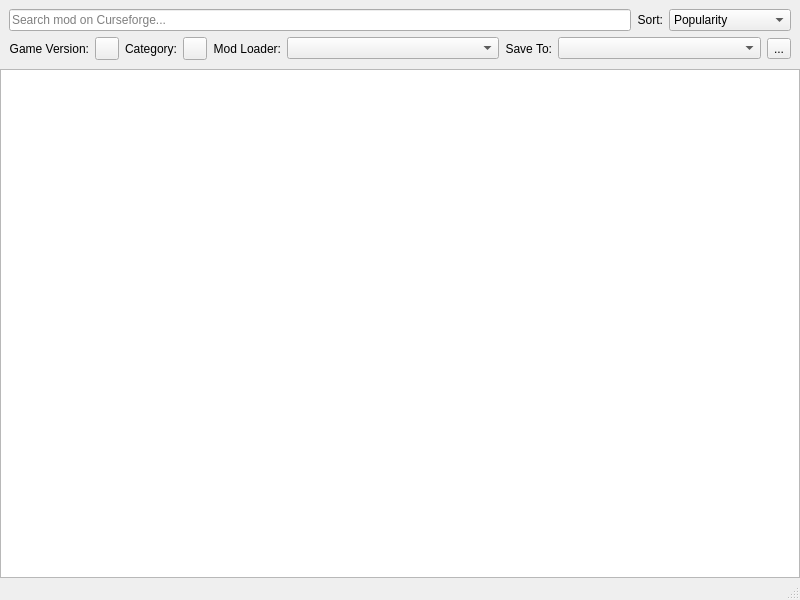
This is src/ui/curseforge/curseforgemodbrowser.ui in kaniol-lck/modmanager as Qt 5 draws it before an edit. The edited form follows.
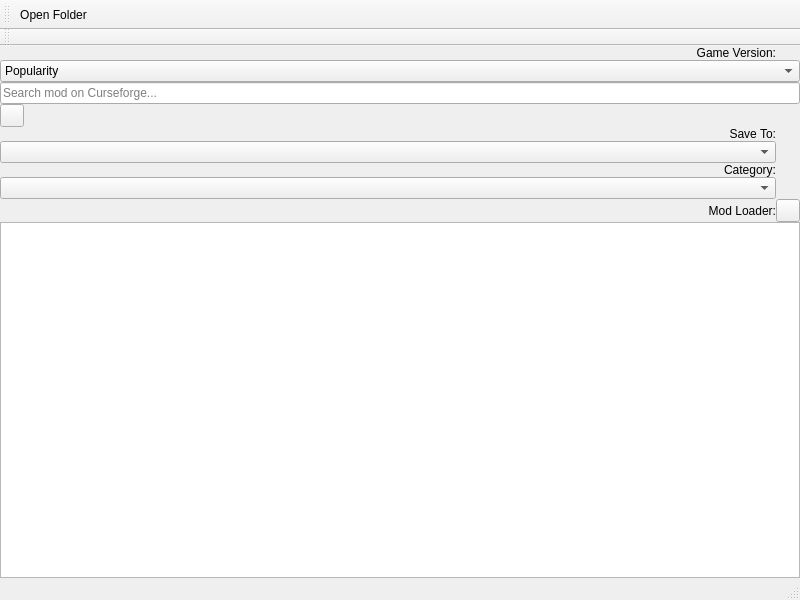
This is the edited form. Icons and pictures are not drawn.

```diff
--- a/src/ui/curseforge/curseforgemodbrowser.ui
+++ b/src/ui/curseforge/curseforgemodbrowser.ui
@@ -14,7 +14,7 @@
    <string>MainWindow</string>
   </property>
   <widget class="QWidget" name="centralwidget">
-   <layout class="QGridLayout" name="gridLayout_2">
+   <layout class="QGridLayout" name="gridLayout">
     <property name="leftMargin">
      <number>0</number>
     </property>
@@ -31,41 +31,16 @@
      <number>0</number>
     </property>
     <item row="0" column="0">
-     <widget class="QWidget" name="widget" native="true">
-      <layout class="QGridLayout" name="gridLayout">
-       <item row="1" column="1">
-        <widget class="QToolButton" name="versionSelectButton">
+     <widget class="QLabel" name="label">
          <property name="text">
-          <string/>
-         </property>
-         <property name="popupMode">
-          <enum>QToolButton::InstantPopup</enum>
-         </property>
-        </widget>
-       </item>
-       <item row="0" column="0" colspan="6">
-        <layout class="QHBoxLayout" name="horizontalLayout">
-         <item>
-          <widget class="QLineEdit" name="searchText">
-           <property name="placeholderText">
-            <string>Search mod on Curseforge...</string>
-           </property>
-           <property name="clearButtonEnabled">
-            <bool>true</bool>
-           </property>
-          </widget>
-         </item>
-         <item>
-          <widget class="QLabel" name="label_2">
-           <property name="text">
-            <string>Sort:</string>
+       <string>Game Version:</string>
            </property>
            <property name="alignment">
             <set>Qt::AlignRight|Qt::AlignTrailing|Qt::AlignVCenter</set>
            </property>
           </widget>
          </item>
-         <item>
+    <item row="1" column="0" colspan="2">
           <widget class="QComboBox" name="sortSelect">
            <item>
             <property name="text">
@@ -104,21 +79,30 @@
            </item>
           </widget>
          </item>
-        </layout>
-       </item>
-       <item row="1" column="0">
-        <widget class="QLabel" name="label">
+    <item row="2" column="0" colspan="2">
+     <widget class="QLineEdit" name="searchText">
+      <property name="placeholderText">
+       <string>Search mod on Curseforge...</string>
+      </property>
+      <property name="clearButtonEnabled">
+       <bool>true</bool>
+      </property>
+     </widget>
+    </item>
+    <item row="3" column="0">
+     <widget class="QToolButton" name="categorySelectButton">
          <property name="text">
-          <string>Game Version:</string>
-         </property>
-         <property name="alignment">
-          <set>Qt::AlignRight|Qt::AlignTrailing|Qt::AlignVCenter</set>
+       <string/>
+      </property>
+      <property name="popupMode">
+       <enum>QToolButton::InstantPopup</enum>
+      </property>
+      <property name="toolButtonStyle">
+       <enum>Qt::ToolButtonTextBesideIcon</enum>
          </property>
         </widget>
        </item>
-       <item row="1" column="5">
-        <layout class="QHBoxLayout" name="horizontalLayout_5">
-         <item>
+    <item row="4" column="0">
           <widget class="QLabel" name="label_4">
            <property name="sizePolicy">
             <sizepolicy hsizetype="Minimum" vsizetype="Preferred">
@@ -134,7 +118,7 @@
            </property>
           </widget>
          </item>
-         <item>
+    <item row="5" column="0">
           <widget class="QComboBox" name="downloadPathSelect">
            <property name="sizePolicy">
             <sizepolicy hsizetype="Expanding" vsizetype="Fixed">
@@ -144,33 +128,7 @@
            </property>
           </widget>
          </item>
-         <item>
-          <widget class="QToolButton" name="openFolderButton">
-           <property name="text">
-            <string>...</string>
-           </property>
-           <property name="icon">
-            <iconset theme="folder">
-             <normaloff>.</normaloff>.</iconset>
-           </property>
-          </widget>
-         </item>
-        </layout>
-       </item>
-       <item row="1" column="3">
-        <widget class="QToolButton" name="categorySelectButton">
-         <property name="text">
-          <string/>
-         </property>
-         <property name="popupMode">
-          <enum>QToolButton::InstantPopup</enum>
-         </property>
-         <property name="toolButtonStyle">
-          <enum>Qt::ToolButtonTextBesideIcon</enum>
-         </property>
-        </widget>
-       </item>
-       <item row="1" column="2">
+    <item row="6" column="0">
         <widget class="QLabel" name="label_5">
          <property name="text">
           <string>Category:</string>
@@ -180,9 +138,17 @@
          </property>
         </widget>
        </item>
-       <item row="1" column="4">
-        <layout class="QHBoxLayout" name="horizontalLayout_4">
-         <item>
+    <item row="7" column="0">
+     <widget class="QComboBox" name="loaderSelect">
+      <property name="sizePolicy">
+       <sizepolicy hsizetype="Expanding" vsizetype="Fixed">
+        <horstretch>0</horstretch>
+        <verstretch>0</verstretch>
+       </sizepolicy>
+      </property>
+     </widget>
+    </item>
+    <item row="8" column="0">
           <widget class="QLabel" name="label_3">
            <property name="sizePolicy">
             <sizepolicy hsizetype="Minimum" vsizetype="Preferred">
@@ -198,22 +164,17 @@
            </property>
           </widget>
          </item>
-         <item>
-          <widget class="QComboBox" name="loaderSelect">
-           <property name="sizePolicy">
-            <sizepolicy hsizetype="Expanding" vsizetype="Fixed">
-             <horstretch>0</horstretch>
-             <verstretch>0</verstretch>
-            </sizepolicy>
-           </property>
-          </widget>
-         </item>
-        </layout>
-       </item>
-      </layout>
-     </widget>
-    </item>
-    <item row="1" column="0">
+    <item row="8" column="1">
+     <widget class="QToolButton" name="versionSelectButton">
+      <property name="text">
+       <string/>
+      </property>
+      <property name="popupMode">
+       <enum>QToolButton::InstantPopup</enum>
+      </property>
+     </widget>
+    </item>
+    <item row="9" column="0" colspan="2">
      <widget class="QListView" name="modListView">
       <property name="editTriggers">
        <set>QAbstractItemView::NoEditTriggers</set>
@@ -229,6 +190,44 @@
    </layout>
   </widget>
   <widget class="QStatusBar" name="statusbar"/>
+  <widget class="QToolBar" name="toolBar">
+   <property name="windowTitle">
+    <string>toolBar</string>
+   </property>
+   <property name="toolButtonStyle">
+    <enum>Qt::ToolButtonTextBesideIcon</enum>
+   </property>
+   <attribute name="toolBarArea">
+    <enum>TopToolBarArea</enum>
+   </attribute>
+   <attribute name="toolBarBreak">
+    <bool>false</bool>
+   </attribute>
+   <addaction name="actionOpen_Folder"/>
+  </widget>
+  <widget class="QToolBar" name="searchBar">
+   <property name="windowTitle">
+    <string>toolBar_2</string>
+   </property>
+   <property name="toolButtonStyle">
+    <enum>Qt::ToolButtonTextBesideIcon</enum>
+   </property>
+   <attribute name="toolBarArea">
+    <enum>TopToolBarArea</enum>
+   </attribute>
+   <attribute name="toolBarBreak">
+    <bool>true</bool>
+   </attribute>
+  </widget>
+  <action name="actionOpen_Folder">
+   <property name="icon">
+    <iconset theme="folder">
+     <normaloff>.</normaloff>.</iconset>
+   </property>
+   <property name="text">
+    <string>Open Folder</string>
+   </property>
+  </action>
  </widget>
  <resources/>
  <connections/>
```
Lines whose indentation alone changed are shown as unchanged.
